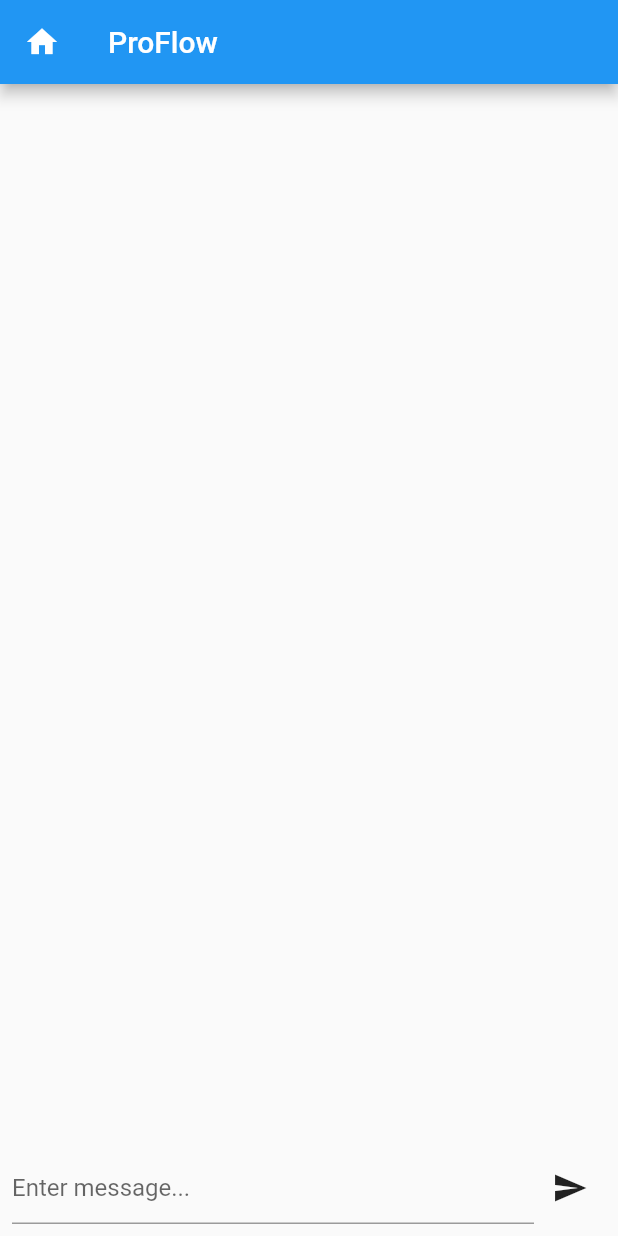
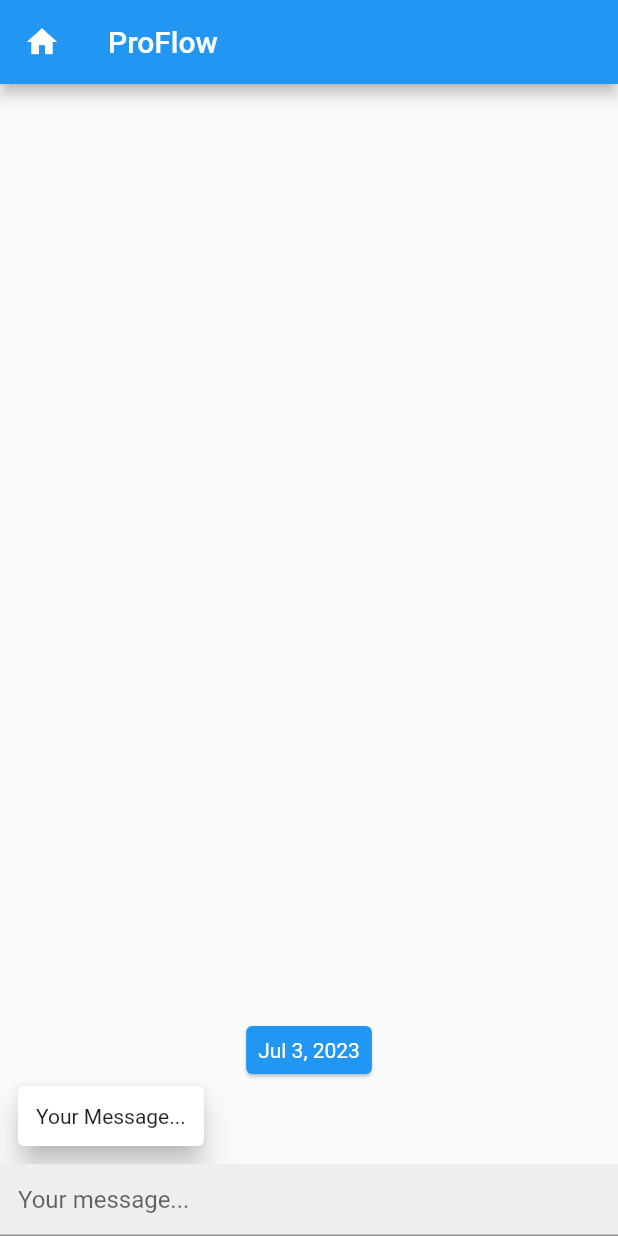
Before and after one commit to NotTYR/proflow, a Flutter app: the TextChannel screen opened directly, on a phone screen of 412 x 824 dp. Run offline on Flutter 3.47's test engine with Material 2 defaults, Android fonts, the phone set to English and light mode, and no system bars; drawn by our look-alikes of grouped_list; our stand-ins replace cloud_firestore, dotted_border, firebase_auth, firebase_core, flutter_easyloading, flutter_svg and 7 more; missing offline and left inert: gsheets; accounts and stored records are empty; key blocks and very long unbroken strings in the code were emptied for the run.

Commit message:
text-voice

```diff
--- a/lib/navigation/student/text and voice/textvoice.dart
+++ b/lib/navigation/student/text and voice/textvoice.dart
@@ -1,12 +1,24 @@
 import 'package:flutter/material.dart';
 import 'package:cloud_firestore/cloud_firestore.dart';
-import 'package:flutter_chat_ui/flutter_chat_ui.dart';
 import 'package:grouped_list/grouped_list.dart';
+import 'package:intl/intl.dart';
 import '../../../appbar.dart';
 
 class TextChannel extends StatefulWidget {
   @override
   _TextChannelState createState() => _TextChannelState();
+}
+
+class Message {
+  final String text;
+  final DateTime date;
+  final bool isSentByMe;
+
+  const Message({
+    required this.text,
+    required this.date,
+    required this.isSentByMe,
+  });
 }
 
 class _TextChannelState extends State<TextChannel> {
@@ -15,7 +27,7 @@ class _TextChannelState extends State<TextChannel> {
       FirebaseFirestore.instance.collection('messages');
   List<Message> messages = [
     Message(
-      text: 'Message something cool!',
+      text: 'Your Message...',
       date: DateTime.now(),
       isSentByMe: false,
     )
@@ -25,41 +37,57 @@ class _TextChannelState extends State<TextChannel> {
   Widget build(BuildContext context) {
     return Scaffold(
       appBar: ProFlowAppBar(),
-      body: Column(
-        children: [
+      body: Column(children: [
         Expanded(
-            child: StreamBuilder<QuerySnapshot>(
-              stream: _messagesCollection.orderBy('timestamp').snapshots(),
-              builder: (context, snapshot) {
-                if (!snapshot.hasData) {
-                  return Center(
-                    child: CircularProgressIndicator(),
-                  );
-                }
-
-                final messages = snapshot.data!.docs;
-                return ListView.builder(
-                  itemCount: messages.length,
-                  itemBuilder: (context, index) {
-                    final message =
-                        messages[index].data() as Map<String, dynamic>;
-                    return ListTile(
-                      title: Text(message['text']),
-                    );
-                  },
-                );
-              },
+          child: Container(
+            child: GroupedListView<Message, DateTime>(
+              padding: const EdgeInsets.all(8),
+              reverse: true,
+              order: GroupedListOrder.DESC,
+              useStickyGroupSeparators: true,
+              floatingHeader: true,
+              elements: messages,
+              groupBy: (message) => DateTime(
+                message.date.year,
+                message.date.month,
+                message.date.day,
+              ),
+              groupHeaderBuilder: (Message message) => SizedBox(
+                height: 40,
+                child: Center(
+                  child: Card(
+                    color: Theme.of(context).primaryColor,
+                    child: Padding(
+                      padding: const EdgeInsets.all(8),
+                      child: Text(
+                        DateFormat.yMMMd().format(message.date),
+                        style: const TextStyle(color: Colors.white),
                       ),
                     ),
-          Padding(
-            padding: EdgeInsets.all(8.0),
-            child: Row(
-              children: [
-                Expanded(
+                  ),
+                ),
+              ),
+              itemBuilder: (context, Message message) => Align(
+                alignment: message.isSentByMe
+                    ? Alignment.centerRight
+                    : Alignment.centerLeft,
+                child: Card(
+                  elevation: 8,
+                  child: Padding(
+                    padding: const EdgeInsets.all(12),
+                    child: Text(message.text),
+                  ),
+                ),
+              ),
+            ),
+          ),
+        ),
+        Container(
+          color: Colors.grey.shade200,
           child: TextField(
-                    controller: _textController,
-                    decoration: InputDecoration(
-                      hintText: 'Enter message...',
+            decoration: const InputDecoration(
+              contentPadding: EdgeInsets.all(12),
+              hintText: 'Your message...',
             ),
             onSubmitted: (text) {
               final message = Message(
@@ -72,37 +100,7 @@ class _TextChannelState extends State<TextChannel> {
             },
           ),
         ),
-                IconButton(
-                  icon: Icon(Icons.send),
-                  onPressed: () {
-                    _sendMessage();
-                  },
-                ),
-              ],
-            ),
-          ),
-        ],
-      ),
+      ]),
     );
   }
-
-  void _sendMessage() {
-    String text = _textController.text.trim();
-    if (text.isNotEmpty) {
-      _messagesCollection.add({
-        'text': text,
-        'timestamp': DateTime.now().millisecondsSinceEpoch,
-      });
-      _textController.clear();
 }
-  }
-}
-
-class Message {
-  final String text;
-  final DateTime date;
-  final bool isSentByMe;
-
-  const Message(
-      {required this.text, required this.date, required this.isSentByMe});
-}
--- a/pubspec.yaml
+++ b/pubspec.yaml
@@ -34,6 +34,7 @@ dependencies:
   image: ^3.3.0
   flutter_chat_ui: ^1.6.6
   grouped_list: ^5.1.2
+  chat_bubbles: ^1.4.1
 
 dev_dependencies:
   flutter_test:
```
Lines whose indentation alone changed are shown as unchanged.
